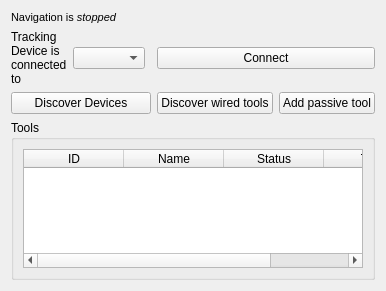
Old version of the form Modules/IGTUI/Qmitk/QmitkNDIConfigurationWidget.ui in the repository MITK/MITK.
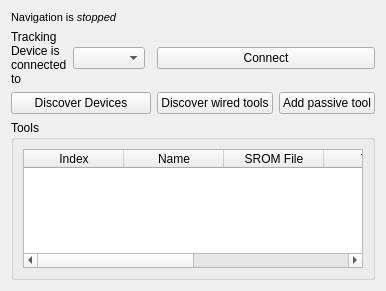
New version of the form.

Commit message: ENH (#3137): use custom delegate for tools table, implement OnAddPassiveTool() method

```diff
--- a/Modules/IGTUI/Qmitk/QmitkNDIConfigurationWidget.ui
+++ b/Modules/IGTUI/Qmitk/QmitkNDIConfigurationWidget.ui
@@ -33,11 +33,14 @@
       <item>
        <widget class="QTableWidget" name="m_ToolTable">
         <property name="editTriggers">
-         <set>QAbstractItemView::NoEditTriggers</set>
+         <set>QAbstractItemView::AllEditTriggers</set>
+        </property>
+        <property name="alternatingRowColors">
+         <bool>true</bool>
         </property>
         <column>
          <property name="text">
-          <string>ID</string>
+          <string>Index</string>
          </property>
         </column>
         <column>
@@ -47,7 +50,7 @@
         </column>
         <column>
          <property name="text">
-          <string>Status</string>
+          <string>SROM File</string>
          </property>
         </column>
         <column>
@@ -55,6 +58,16 @@
           <string>Type</string>
          </property>
         </column>
+        <column>
+         <property name="text">
+          <string>Status</string>
+         </property>
+        </column>
+        <column>
+         <property name="text">
+          <string>Node</string>
+         </property>
+        </column>
        </widget>
       </item>
      </layout>
```
The commit also changes 2 other files.
